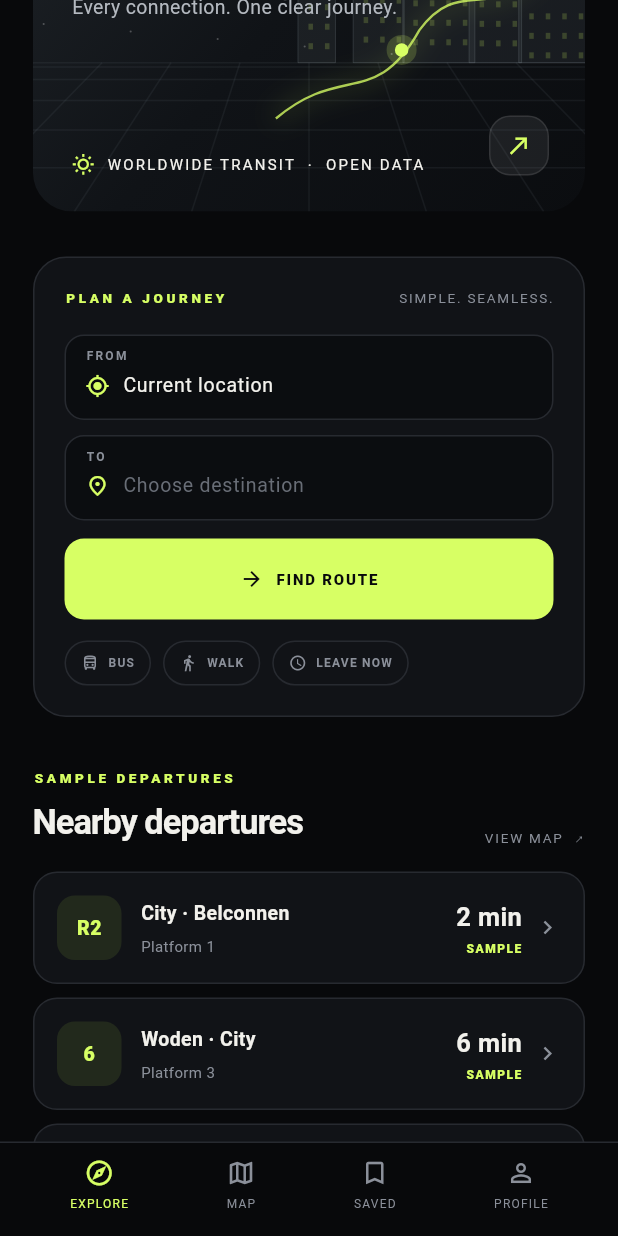
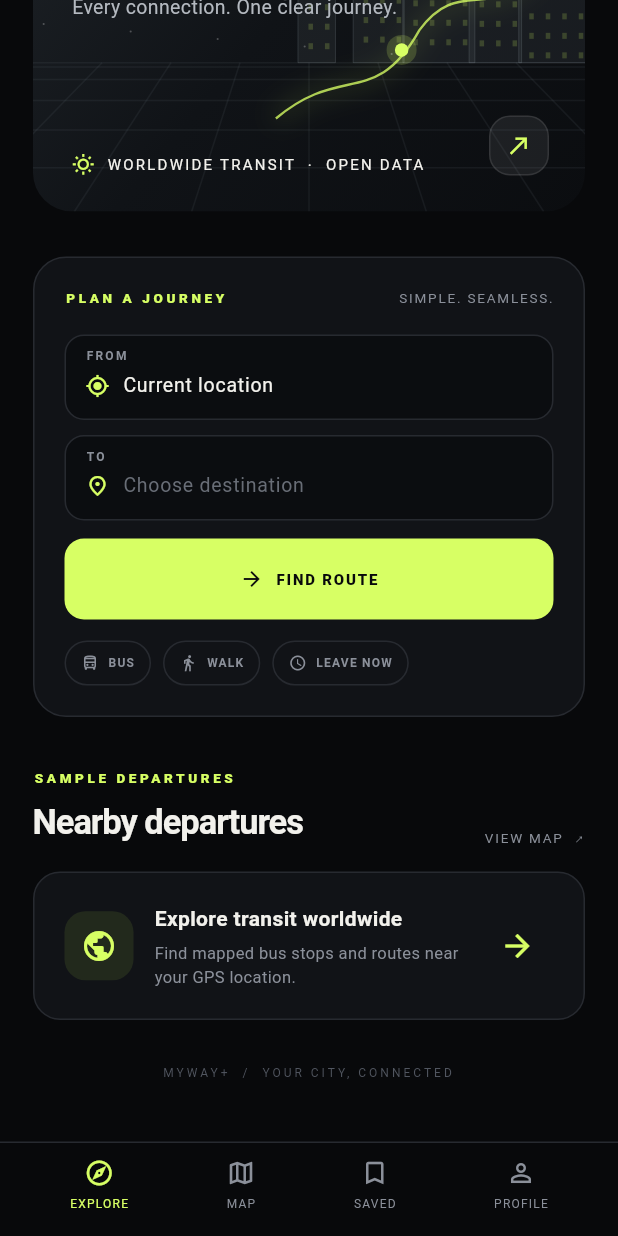
Before and after one commit to sangwan99-a/MyWay-Plus, a Flutter app: the screen it shows after launch, scrolled down 257 dp, on a phone screen of 412 x 824 dp. Run offline on Flutter 3.47's test engine with Material 3 defaults, Android fonts, the phone set to English and light mode, and no system bars; our stand-ins replace flutter_map, geolocator, latlong2; Roboto replaces fonts that are missing (Arial).

Commit message:
fix: remove illustrative departures and link global discovery

```diff
--- a/lib/main.dart
+++ b/lib/main.dart
@@ -258,37 +258,25 @@ class _HomeScreenState extends State<HomeScreen> with TickerProviderStateMixin {
     ]),
   );
 
-  Widget _departures(bool wide) {
-    final items = [
-      ('R2', 'City · Belconnen', '2 min', 'SAMPLE', 'Platform 1'),
-      ('6', 'Woden · City', '6 min', 'SAMPLE', 'Platform 3'),
-      (' Rapid 10', 'Civic · Gungahlin', '11 min', 'SAMPLE', 'Platform 2'),
-    ];
-    return Padding(
-      padding: EdgeInsets.fromLTRB(wide ? 42 : 22, 0, wide ? 42 : 22, 20),
-      child: Column(children: items.map((e) => Container(
-        margin: const EdgeInsets.only(bottom: 9), padding: const EdgeInsets.all(15),
-        decoration: BoxDecoration(color: panel, border: Border.all(color: line), borderRadius: BorderRadius.circular(16)),
-        child: Row(children: [
-          Container(width: 43, height: 43, alignment: Alignment.center,
-            decoration: BoxDecoration(color: const Color(0xFF22291C), borderRadius: BorderRadius.circular(12)),
-            child: Text(e.$1.trim(), style: const TextStyle(color: lime, fontWeight: FontWeight.w900, fontSize: 13))),
-          const SizedBox(width: 13),
-          Expanded(child: Column(crossAxisAlignment: CrossAxisAlignment.start, children: [
-            Text(e.$2, style: const TextStyle(color: paper, fontWeight: FontWeight.w600, fontSize: 13)),
-            const SizedBox(height: 5),
-            Text(e.$5, style: const TextStyle(color: muted, fontSize: 10)),
-          ])),
-          Column(crossAxisAlignment: CrossAxisAlignment.end, children: [
-            Text(e.$3, style: const TextStyle(color: paper, fontSize: 17, fontWeight: FontWeight.w700)),
-            const SizedBox(height: 4),
-            Text(e.$4, style: const TextStyle(color: lime, fontSize: 8, letterSpacing: 1, fontWeight: FontWeight.w800)),
-          ]),
-          const SizedBox(width: 8), const Icon(Icons.chevron_right, color: muted, size: 18),
-        ]),
-      )).toList()),
-    );
-  }
+  Widget _departures(bool wide) => Padding(
+    padding: EdgeInsets.fromLTRB(wide ? 42 : 22, 0, wide ? 42 : 22, 20),
+    child: Container(
+      padding: const EdgeInsets.all(20),
+      decoration: BoxDecoration(color: panel, border: Border.all(color: line), borderRadius: BorderRadius.circular(18)),
+      child: Row(children: [
+        Container(width: 46, height: 46, decoration: BoxDecoration(color: const Color(0xFF22291C), borderRadius: BorderRadius.circular(14)),
+          child: const Icon(Icons.public, color: lime)),
+        const SizedBox(width: 14),
+        const Expanded(child: Column(crossAxisAlignment: CrossAxisAlignment.start, children: [
+          Text('Explore transit worldwide', style: TextStyle(color: paper, fontSize: 14, fontWeight: FontWeight.w700)),
+          SizedBox(height: 5),
+          Text('Find mapped bus stops and routes near your GPS location.', style: TextStyle(color: muted, fontSize: 11)),
+        ])),
+        IconButton(onPressed: () => Navigator.of(context).push(MaterialPageRoute(builder: (_) => const GlobalTransitExplorer())),
+          icon: const Icon(Icons.arrow_forward, color: lime)),
+      ]),
+    ),
+  );
 
   Widget _footer() => const Padding(
     padding: EdgeInsets.symmetric(horizontal: 24, vertical: 10),
```
